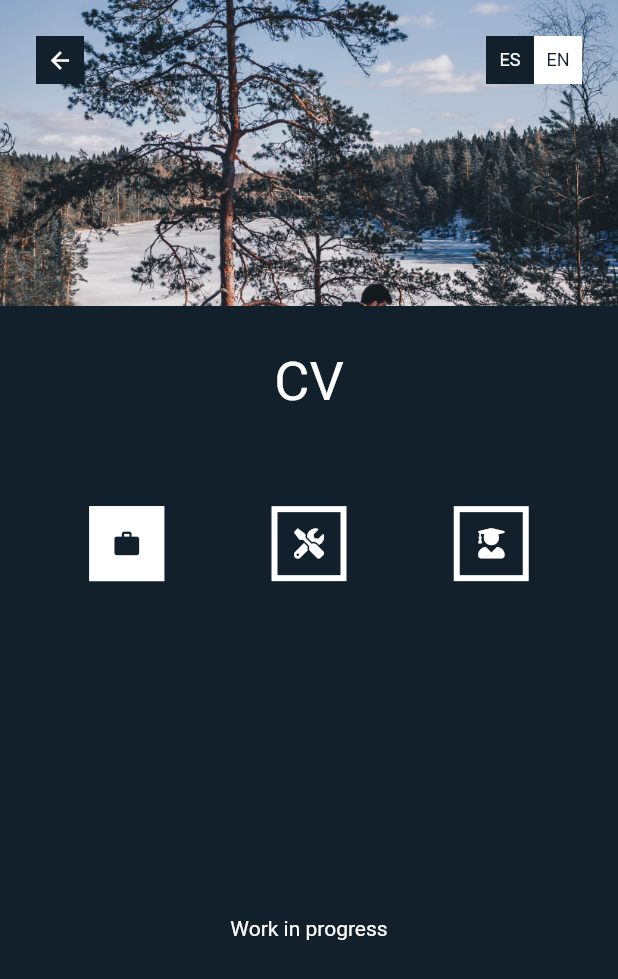
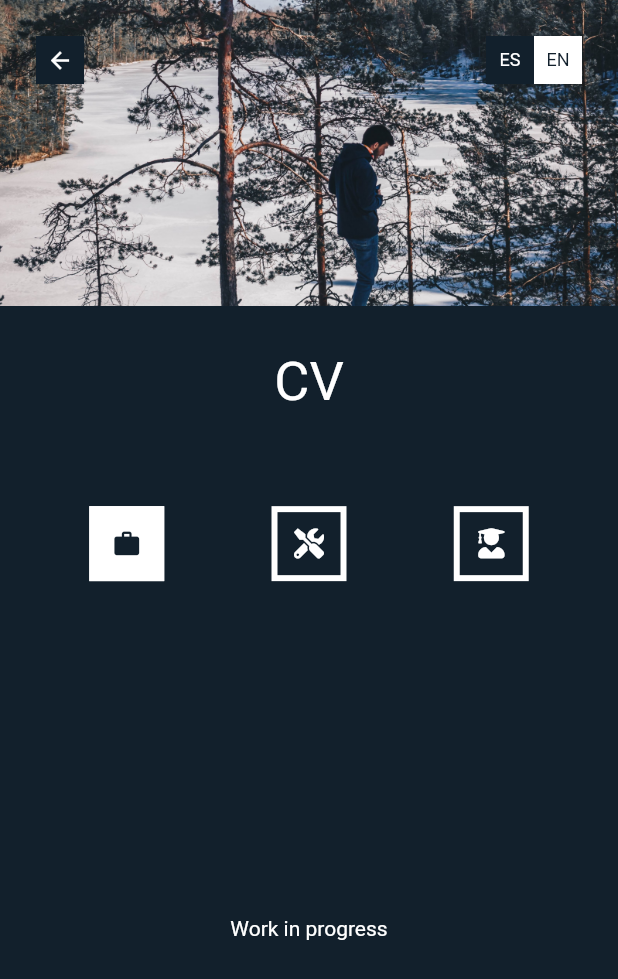
Before and after one commit to jsgalarraga/portfolio, a Flutter app: the CVPage screen opened by its route, on a phone screen of 412 x 824 dp. Shown: the top 979 px of the screen. Run offline on Flutter 3.47's test engine with Material 2 defaults, Android fonts, the light colour scheme and no system bars; accounts and stored records are empty.

Commit message:
foto cv recortada para movil

```diff
--- a/lib/ui/cv/narrow_view.dart
+++ b/lib/ui/cv/narrow_view.dart
@@ -52,7 +52,7 @@ class ImageView extends StatelessWidget {
       child: Container(
         constraints: BoxConstraints.expand(height: 200),
         child: Image.asset(
-          'images/de_pie_nieve.jpg',
+          'images/de_pie_nieve_cut.jpg',
           fit: BoxFit.cover,
         ),
       ),
--- a/pubspec.yaml
+++ b/pubspec.yaml
@@ -42,6 +42,7 @@ flutter:
     - images/andando_nieve.jpg
     - images/hamaca.jpg
     - images/de_pie_nieve.jpg
+    - images/de_pie_nieve_cut.jpg
 
   # To add custom fonts to your application, add a fonts section here,
   # in this "flutter" section. Each entry in this list should have a
```
Also changed, not shown: images/de_pie_nieve_cut.jpg (added).
